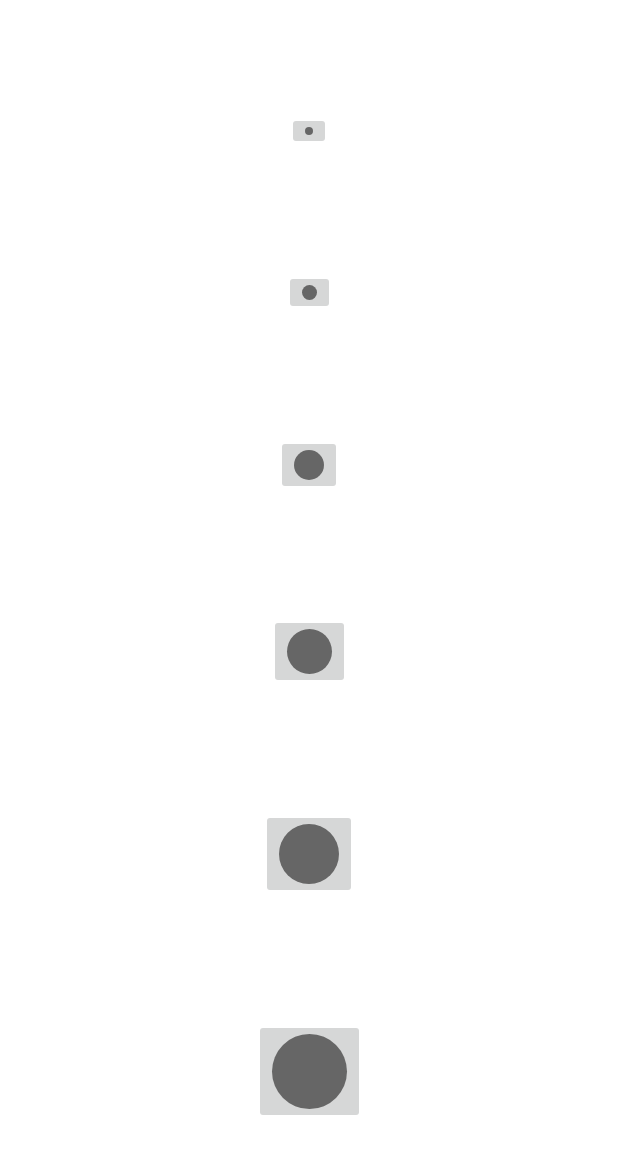
After one commit to nitinporwal/KidsDrawingApp, an Android app: the layout dialog_brush_size.xml on its own in the app's theme, with its tools: preview values and no code run, on a phone screen of 412 x 824 dp. The commit adds this screen. Shown: the top 1154 px of the screen. Run offline under Robolectric (Android 15) with nearby library versions, the phone set to English and light mode, and no system bars.

Commit message:
add different brush sizes to choose from

```diff
--- /dev/null
+++ b/app/src/main/res/drawable/ic_brush.xml
@@ -0,0 +1,5 @@
+<vector android:height="50dp" android:tint="#0295FF"
+    android:viewportHeight="24" android:viewportWidth="24"
+    android:width="50dp" xmlns:android="http://schemas.android.com/apk/res/android">
+    <path android:fillColor="@android:color/white" android:pathData="M7,14c-1.66,0 -3,1.34 -3,3 0,1.31 -1.16,2 -2,2 0.92,1.22 2.49,2 4,2 2.21,0 4,-1.79 4,-4 0,-1.66 -1.34,-3 -3,-3zM20.71,4.63l-1.34,-1.34c-0.39,-0.39 -1.02,-0.39 -1.41,0L9,12.25 11.75,15l8.96,-8.96c0.39,-0.39 0.39,-1.02 0,-1.41z"/>
+</vector>
--- /dev/null
+++ b/app/src/main/res/drawable/large.xml
@@ -0,0 +1,9 @@
+<?xml version="1.0" encoding="utf-8"?>
+<shape xmlns:android="http://schemas.android.com/apk/res/android"
+    android:dither="true" android:shape="oval">
+    <size android:height="40dp"
+        android:width="40dp"
+        />
+    <solid android:color="#FF666666"/>
+
+</shape>
--- /dev/null
+++ b/app/src/main/res/drawable/medium.xml
@@ -0,0 +1,9 @@
+<?xml version="1.0" encoding="utf-8"?>
+<shape xmlns:android="http://schemas.android.com/apk/res/android"
+    android:dither="true" android:shape="oval">
+    <size android:height="30dp"
+        android:width="30dp"
+        />
+    <solid android:color="#FF666666"/>
+
+</shape>
--- /dev/null
+++ b/app/src/main/res/drawable/small.xml
@@ -0,0 +1,9 @@
+<?xml version="1.0" encoding="utf-8"?>
+<shape xmlns:android="http://schemas.android.com/apk/res/android"
+    android:dither="true" android:shape="oval">
+    <size android:height="20dp"
+        android:width="20dp"
+        />
+    <solid android:color="#FF666666"/>
+
+</shape>
--- /dev/null
+++ b/app/src/main/res/drawable/xlarge.xml
@@ -0,0 +1,9 @@
+<?xml version="1.0" encoding="utf-8"?>
+<shape xmlns:android="http://schemas.android.com/apk/res/android"
+    android:dither="true" android:shape="oval">
+    <size android:height="50dp"
+        android:width="50dp"
+        />
+    <solid android:color="#FF666666"/>
+
+</shape>
--- /dev/null
+++ b/app/src/main/res/drawable/xsmall.xml
@@ -0,0 +1,9 @@
+<?xml version="1.0" encoding="utf-8"?>
+<shape xmlns:android="http://schemas.android.com/apk/res/android"
+    android:dither="true" android:shape="oval">
+    <size android:height="10dp"
+        android:width="10dp"
+        />
+    <solid android:color="#FF666666"/>
+
+</shape>
--- /dev/null
+++ b/app/src/main/res/drawable/xxsmall.xml
@@ -0,0 +1,9 @@
+<?xml version="1.0" encoding="utf-8"?>
+<shape xmlns:android="http://schemas.android.com/apk/res/android"
+    android:dither="true" android:shape="oval">
+    <size android:height="5dp"
+        android:width="5dp"
+        />
+    <solid android:color="#FF666666"/>
+
+</shape>
--- /dev/null
+++ b/app/src/main/res/layout/dialog_brush_size.xml
@@ -0,0 +1,85 @@
+<?xml version="1.0" encoding="utf-8"?>
+<androidx.constraintlayout.widget.ConstraintLayout xmlns:android="http://schemas.android.com/apk/res/android"
+    android:layout_width="match_parent"
+    android:layout_height="match_parent"
+    xmlns:app="http://schemas.android.com/apk/res-auto"
+    android:gravity="center"
+    android:orientation="vertical">
+    <ImageButton
+        android:id="@+id/ib_xxs_brush"
+        android:layout_width="wrap_content"
+        android:layout_height="wrap_content"
+        android:contentDescription="image_xs"
+        android:layout_margin="5dp"
+        android:src="@drawable/xxsmall"
+        app:layout_constraintTop_toTopOf="parent"
+        app:layout_constraintLeft_toLeftOf="parent"
+        app:layout_constraintRight_toRightOf="parent"
+        app:layout_constraintBottom_toTopOf="@+id/ib_xs_brush"/>
+    <ImageButton
+        android:id="@+id/ib_xs_brush"
+        android:layout_width="wrap_content"
+        android:layout_height="wrap_content"
+        android:contentDescription="image_xs"
+        android:layout_margin="5dp"
+        android:src="@drawable/xsmall"
+        app:layout_constraintTop_toBottomOf="@+id/ib_xxs_brush"
+        app:layout_constraintLeft_toLeftOf="parent"
+        app:layout_constraintRight_toRightOf="parent"
+        app:layout_constraintBottom_toTopOf="@+id/ib_small_brush"
+        />
+    <ImageButton
+        android:id="@+id/ib_small_brush"
+        android:layout_width="wrap_content"
+        android:layout_height="wrap_content"
+        android:contentDescription="image_small"
+        android:layout_margin="5dp"
+
+        android:src="@drawable/small"
+        app:layout_constraintTop_toBottomOf="@+id/ib_xs_brush"
+        app:layout_constraintLeft_toLeftOf="parent"
+        app:layout_constraintRight_toRightOf="parent"
+        app:layout_constraintBottom_toTopOf="@+id/ib_medium_brush"
+
+        />
+    <ImageButton
+        android:id="@+id/ib_medium_brush"
+        android:layout_width="wrap_content"
+        android:layout_height="wrap_content"
+        android:contentDescription="image_medium"
+        android:layout_margin="5dp"
+
+        android:src="@drawable/medium"
+        app:layout_constraintTop_toBottomOf="@+id/ib_small_brush"
+        app:layout_constraintLeft_toLeftOf="parent"
+        app:layout_constraintRight_toRightOf="parent"
+        app:layout_constraintBottom_toTopOf="@+id/ib_large_brush"
+        />
+    <ImageButton
+        android:id="@+id/ib_large_brush"
+        android:layout_width="wrap_content"
+        android:layout_height="wrap_content"
+        android:contentDescription="image_large"
+        android:layout_margin="5dp"
+
+        android:src="@drawable/large"
+        app:layout_constraintTop_toBottomOf="@id/ib_medium_brush"
+        app:layout_constraintLeft_toLeftOf="parent"
+        app:layout_constraintRight_toRightOf="parent"
+        app:layout_constraintBottom_toTopOf="@+id/ib_xlarge_brush"
+        />
+    <ImageButton
+        android:id="@+id/ib_xlarge_brush"
+        android:layout_width="wrap_content"
+        android:layout_height="wrap_content"
+        android:contentDescription="image_xlarge"
+        android:layout_margin="5dp"
+
+        android:src="@drawable/xlarge"
+        app:layout_constraintTop_toBottomOf="@id/ib_large_brush"
+        app:layout_constraintLeft_toLeftOf="parent"
+        app:layout_constraintRight_toRightOf="parent"
+        app:layout_constraintBottom_toBottomOf="parent"
+        />
+
+</androidx.constraintlayout.widget.ConstraintLayout>
```
Also changed, not shown: app/src/main/java/com/example/kiddrawingapp/MainActivity.kt (+51 -0 lines), app/src/main/res/layout/activity_main.xml (+18 -2 lines).
